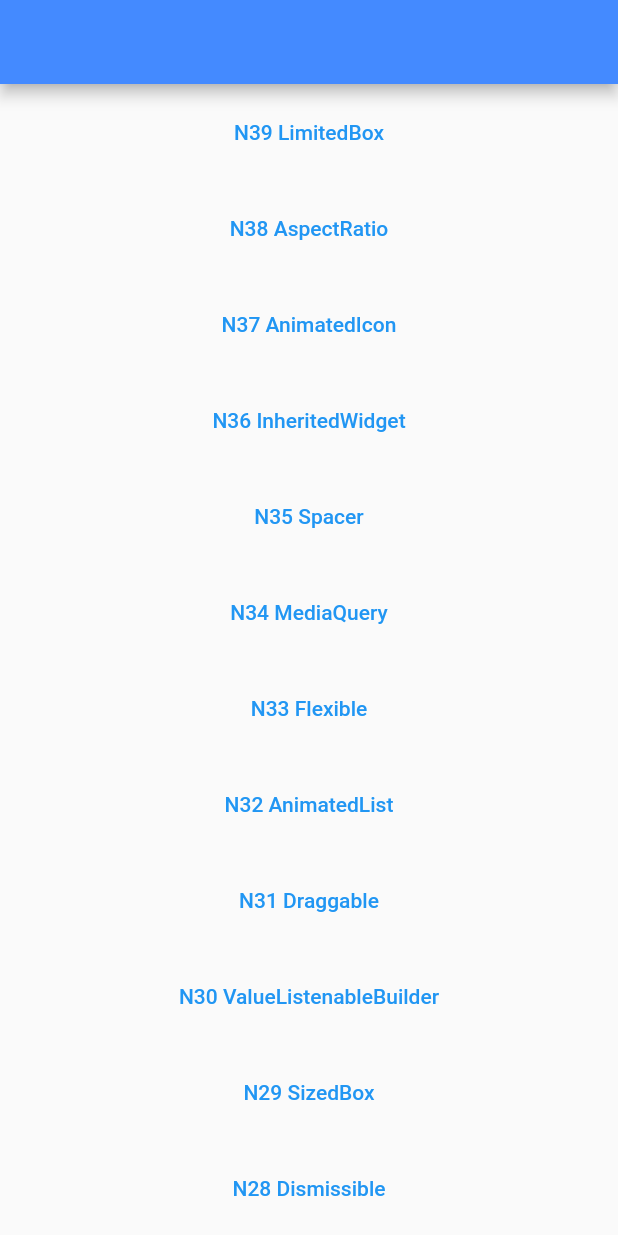
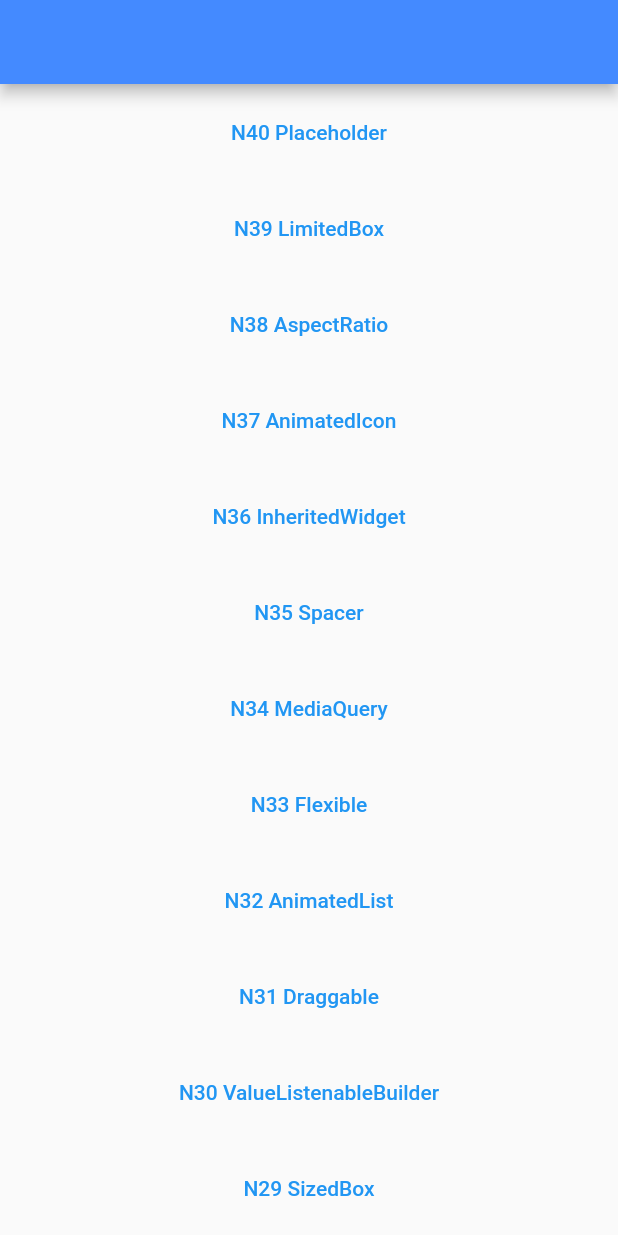
Before and after one commit to ychsue/my_flutter_test, a Flutter app: the screen it shows after launch, on a phone screen of 412 x 824 dp. Run offline on Flutter 3.47's test engine with Material 2 defaults, Android fonts, the phone set to English and light mode, and no system bars; our stand-ins replace bloc, flutter_bloc, get, transparent_image; missing offline and left inert: resizable_widget; Roboto replaces fonts that are missing (Georgia).

Commit message:
Placeholder，在不曉得該如何設定UI前 可能可以以此來代替看看可能樣子吧。

```diff
--- a/lib/src/route/app_pages.dart
+++ b/lib/src/route/app_pages.dart
@@ -26,6 +26,7 @@ import 'package:test2/src/route/main_screens/n36/n36_inherited_widget.dart';
 import 'package:test2/src/route/main_screens/n37_animated_icon.dart';
 import 'package:test2/src/route/main_screens/n38_aspect_ratio.dart';
 import 'package:test2/src/route/main_screens/n39_limited_box.dart';
+import 'package:test2/src/route/main_screens/n40_placeholder.dart';
 import 'package:test2/src/route/main_screens/sliver_screen.dart';
 import 'package:test2/src/route/main_screens/unknown_screen.dart';
 import 'package:test2/src/route/main_screens/welcome_screen.dart';
@@ -64,10 +65,15 @@ enum Routes {
   n37_animated_icon,
   n38_aspect_ratio,
   n39_limited_box,
+  n40_placeholder,
 }
 
 abstract class AppPages {
   static final pages = [
+    GetPage(
+      name: Routes.n40_placeholder.toLocation,
+      page: () => N40PlaceholderScreen(),
+    ),
     GetPage(
       name: Routes.n39_limited_box.toLocation,
       page: () => N39LimitedBoxScreen(),
--- a/lib/src/route/main_screens/get_home_screen.dart
+++ b/lib/src/route/main_screens/get_home_screen.dart
@@ -14,6 +14,13 @@ class GetHomeScreen extends StatelessWidget {
           child: Container(
         child: ListView(
           children: [
+            Container(
+              margin: EdgeInsets.all(8.0),
+              child: TextButton(
+                  onPressed: () =>
+                      Get.toNamed(Routes.n40_placeholder.toLocation),
+                  child: Text("N40 Placeholder")),
+            ),
             Container(
               margin: EdgeInsets.all(8.0),
               child: TextButton(
```
Also changed, not shown: lib/src/route/main_screens/n40_placeholder.dart (added, +39 -0 lines), 1 other file.
